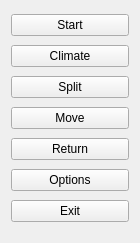
Old version of the form mainmenu.ui in the repository tps12/Tec-Nine.
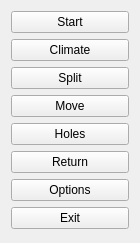
New version of the form.

Commit message:
Hole-filling strategy.
Instead of move splatting each tile into two and trying to shave off the
extra, try to fill the holes.

Which isn't really working yet, but adding a tool to fuck around with
that.

Patch:
```diff
--- a/mainmenu.ui
+++ b/mainmenu.ui
@@ -54,6 +54,13 @@
      </property>
     </widget>
    </item>
+   <item>
+    <widget class="QPushButton" name="holes">
+     <property name="text">
+      <string>Holes</string>
+     </property>
+    </widget>
+   </item>
    <item>
     <widget class="QPushButton" name="next">
      <property name="text">
```
The commit also changes 8 other files.
